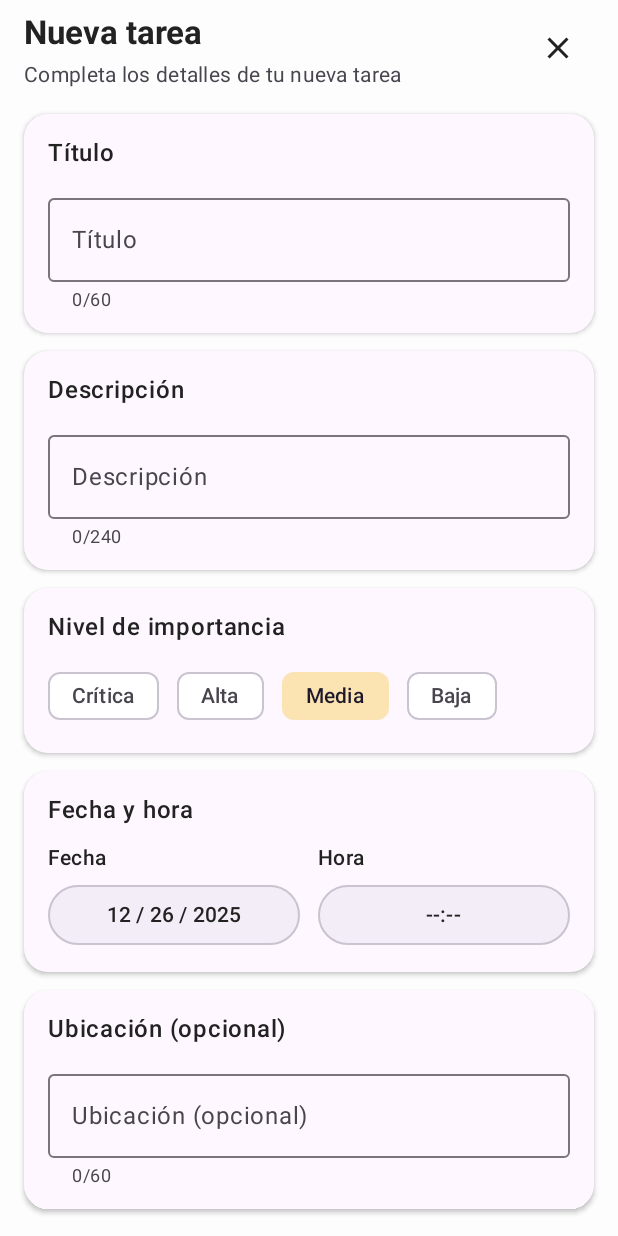
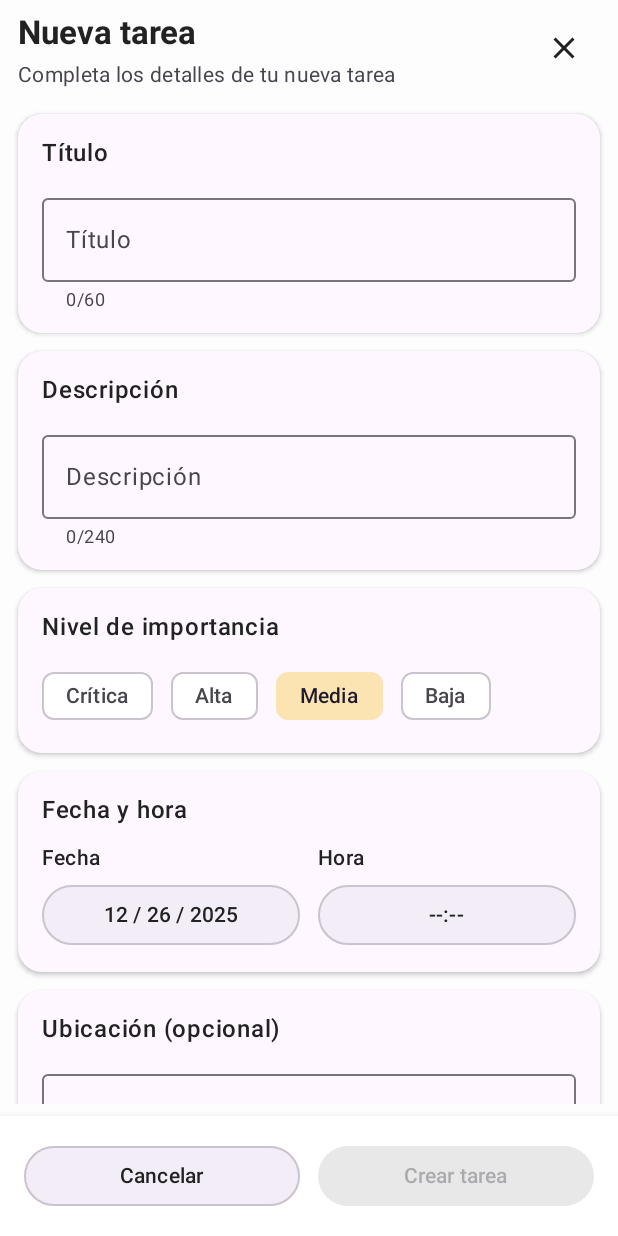
Before and after one commit to Diegomez15/task-it, an Android app built with Jetpack Compose: the TaskFormScreen screen opened through its navigation route, on a phone screen of 412 x 824 dp. Run offline under Robolectric (Android 15) with nearby library versions, the phone set to English and light mode, and no system bars; our stand-ins replace Room's generated code.

Commit message:
Adding filter and padding fixes

```diff
--- /dev/null
+++ b/app/src/main/java/com/example/task_it/presentation/components/PriorityChip.kt
@@ -0,0 +1,25 @@
+package com.example.task_it.presentation.components
+
+
+import androidx.compose.material3.*
+import androidx.compose.runtime.Composable
+import androidx.compose.ui.Modifier
+
+@Composable
+fun PriorityChip(
+    label: String,
+    selected: Boolean,
+    onClick: () -> Unit,
+    modifier: Modifier = Modifier
+) {
+    FilterChip(
+        selected = selected,
+        onClick = onClick,
+        modifier = modifier,
+        label = { Text(label) },
+        colors = FilterChipDefaults.filterChipColors(
+            selectedContainerColor = MaterialTheme.colorScheme.primary.copy(alpha = 0.3f),
+            containerColor = MaterialTheme.colorScheme.surface
+        )
+    )
+}
--- a/app/src/main/java/com/example/task_it/presentation/tasks/form/TaskFormScreen.kt
+++ b/app/src/main/java/com/example/task_it/presentation/tasks/form/TaskFormScreen.kt
@@ -19,6 +19,7 @@ import androidx.lifecycle.ViewModel
 import androidx.lifecycle.ViewModelProvider
 import androidx.lifecycle.viewmodel.compose.viewModel
 import com.example.task_it.domain.model.TaskPriority
+import com.example.task_it.presentation.components.PriorityChip
 import java.time.LocalDate
 import java.time.LocalTime
 import java.time.format.DateTimeFormatter
@@ -46,7 +47,8 @@ fun TaskFormScreen(
     val dateFormatter = remember { DateTimeFormatter.ofPattern("MM / dd / yyyy") }
     val timeFormatter = remember { DateTimeFormatter.ofPattern("HH:mm") }
 
-    val datePickerDialog = remember {
+    // Re-crear dialogs cuando cambie la fecha para que abran en la fecha actual del state
+    val datePickerDialog = remember(state.date) {
         DatePickerDialog(
             context,
             { _, year, month, day ->
@@ -58,7 +60,7 @@ fun TaskFormScreen(
         )
     }
 
-    val timePickerDialog = remember {
+    val timePickerDialog = remember(state.time) {
         TimePickerDialog(
             context,
             { _, hour, minute ->
@@ -70,11 +72,25 @@ fun TaskFormScreen(
         )
     }
 
-    Scaffold { innerPadding ->
+    val isCreateEnabled = state.title.trim().isNotEmpty()
+
+    Scaffold(
+        modifier = Modifier.imePadding(),
+        bottomBar = {
+            TaskFormBottomBar(
+                isCreateEnabled = isCreateEnabled,
+                onCancel = onCancel,
+                onCreate = {
+                    viewModel.createTask()
+                    onCreateTask()
+                }
+            )
+        }
+    ) { innerPadding ->
         Column(
             modifier = Modifier
                 .padding(innerPadding)
-                .padding(horizontal = 16.dp, vertical = 8.dp)
+                .padding(horizontal = 12.dp, vertical = 8.dp)
                 .fillMaxSize()
                 .verticalScroll(scrollState)
         ) {
@@ -137,7 +153,6 @@ fun TaskFormScreen(
                     maxLines = 3,
                     modifier = Modifier.fillMaxWidth()
                 )
-
             }
 
             Spacer(modifier = Modifier.height(12.dp))
@@ -147,7 +162,7 @@ fun TaskFormScreen(
                 Column(verticalArrangement = Arrangement.spacedBy(8.dp)) {
                     PriorityRow(
                         selected = state.priority,
-                        onPrioritySelected = { viewModel.onPriorityChange(it)}
+                        onPrioritySelected = { viewModel.onPriorityChange(it) }
                     )
                 }
             }
@@ -174,7 +189,8 @@ fun TaskFormScreen(
                             modifier = Modifier.fillMaxWidth(),
                             colors = ButtonDefaults.buttonColors(
                                 contentColor = MaterialTheme.colorScheme.onBackground,
-                                containerColor = MaterialTheme.colorScheme.surfaceContainer)
+                                containerColor = MaterialTheme.colorScheme.surfaceContainer
+                            )
                         ) {
                             Text(state.date.format(dateFormatter))
                         }
@@ -194,7 +210,8 @@ fun TaskFormScreen(
                             modifier = Modifier.fillMaxWidth(),
                             colors = ButtonDefaults.buttonColors(
                                 contentColor = MaterialTheme.colorScheme.onBackground,
-                                containerColor = MaterialTheme.colorScheme.surfaceContainer)
+                                containerColor = MaterialTheme.colorScheme.surfaceContainer
+                            )
                         ) {
                             Text(state.time?.format(timeFormatter) ?: "--:--")
                         }
@@ -217,17 +234,31 @@ fun TaskFormScreen(
                     singleLine = true,
                     modifier = Modifier.fillMaxWidth()
                 )
-
             }
 
+            // Deja aire al final para que el contenido no quede pegado a la bottomBar
             Spacer(modifier = Modifier.height(24.dp))
+        }
+    }
+}
 
-            // Botones inferiores: Cancelar / Crear tarea
+@Composable
+private fun TaskFormBottomBar(
+    isCreateEnabled: Boolean,
+    onCancel: () -> Unit,
+    onCreate: () -> Unit
+) {
+    Surface(
+        shadowElevation = 8.dp,
+        color = MaterialTheme.colorScheme.surface
+    ) {
         Row(
-                modifier = Modifier.fillMaxWidth(),
+            modifier = Modifier
+                .fillMaxWidth()
+                .padding(16.dp),
             horizontalArrangement = Arrangement.spacedBy(12.dp)
         ) {
-                OutlinedButton (
+            OutlinedButton(
                 onClick = onCancel,
                 modifier = Modifier.weight(1f),
                 colors = ButtonDefaults.buttonColors(
@@ -238,22 +269,13 @@ fun TaskFormScreen(
                 Text("Cancelar")
             }
 
-                val isCreateEnabled = state.title.trim().isNotEmpty()
-
-
             Button(
-                    onClick = {
-                        viewModel.createTask()
-                        onCreateTask()
-                    },
+                onClick = onCreate,
                 modifier = Modifier.weight(1f),
                 enabled = isCreateEnabled
             ) {
                 Text("Crear tarea")
             }
-            }
-
-            Spacer(modifier = Modifier.height(16.dp))
         }
     }
 }
@@ -290,7 +312,6 @@ private fun FormSectionCard(
     }
 }
 
-
 // Chips para prioridad (manteniendo tu cambio)
 @Composable
 private fun PriorityRow(
@@ -323,20 +344,3 @@ private fun PriorityRow(
         )
     }
 }
-
-@Composable
-private fun PriorityChip(
-    label: String,
-    selected: Boolean,
-    onClick: () -> Unit
-) {
-    FilterChip(
-        selected = selected,
-        onClick = onClick,
-        label = { Text(label) },
-        colors = FilterChipDefaults.filterChipColors(
-            selectedContainerColor = MaterialTheme.colorScheme.primary.copy(alpha = 0.3f),
-            containerColor = MaterialTheme.colorScheme.surface
-        )
-    )
-}
```
Also changed, not shown: app/src/main/java/com/example/task_it/presentation/tasks/list/TaskListScreen.kt (+104 -66 lines). Lines whose indentation alone changed are shown as unchanged.
